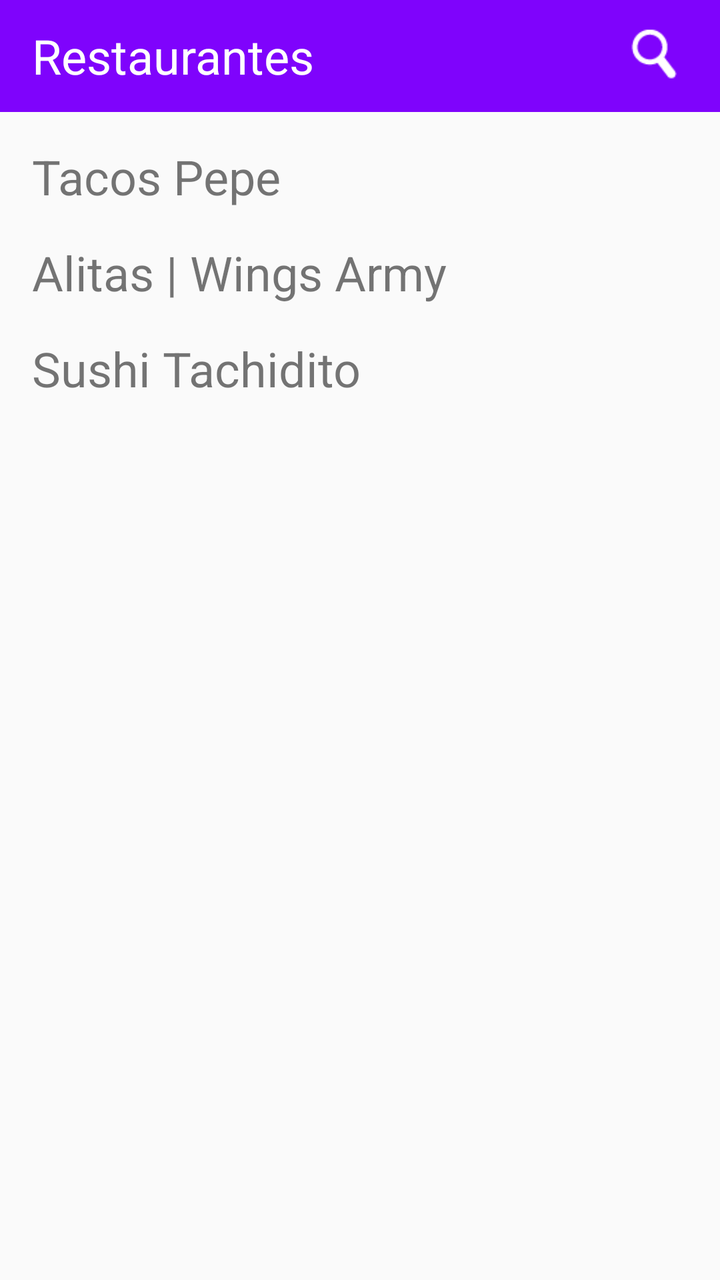
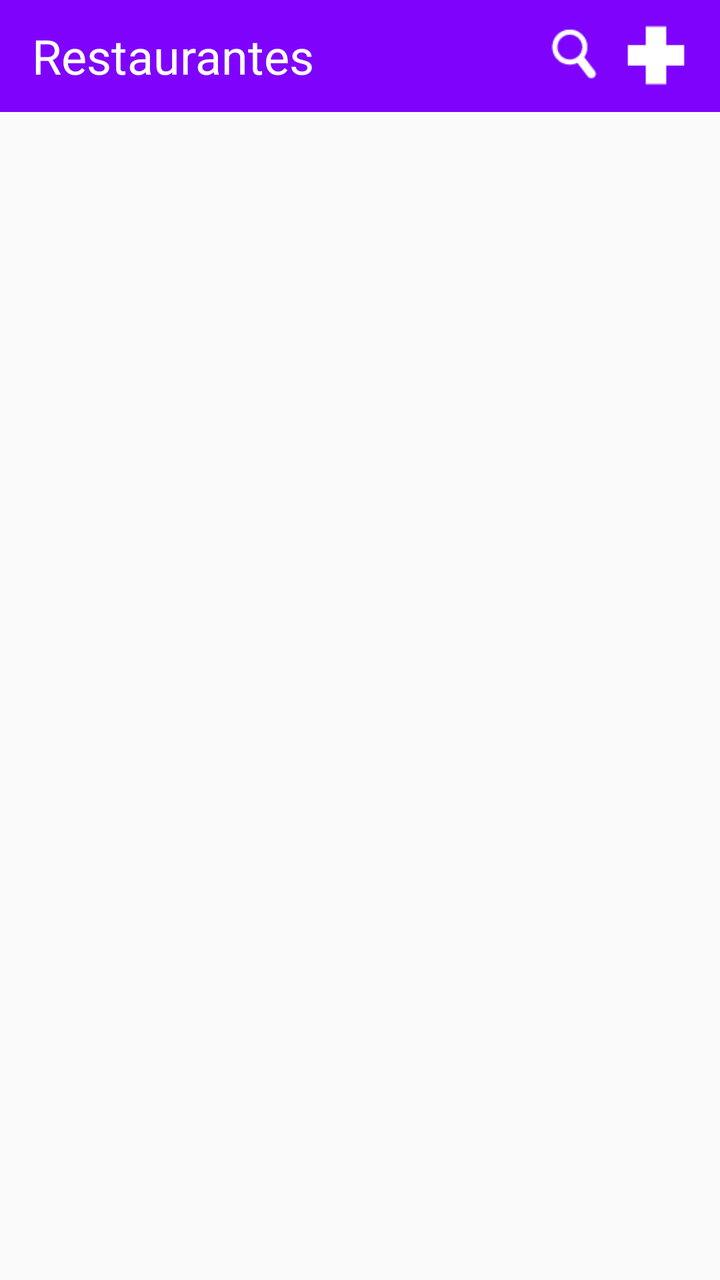

Before-and-after screenshots of an Android layout around one commit, followed by the original layout XML and the change that was made.
<!-- AndroidManifest.xml: application theme Theme.RestaurantApp -->
<!-- res/layout/activity_main.xml -->
<?xml version="1.0" encoding="utf-8"?>
<androidx.constraintlayout.widget.ConstraintLayout
    xmlns:android="http://schemas.android.com/apk/res/android"
    xmlns:app="http://schemas.android.com/apk/res-auto"
    xmlns:tools="http://schemas.android.com/tools"
    android:layout_width="match_parent"
    android:layout_height="match_parent"
    tools:context=".MainActivity">

    <include
        android:id="@+id/toolbar"
        android:layout_width="match_parent"
        android:layout_height="wrap_content"
        layout="@layout/toolbar"
        />

    <TextView
        android:id="@+id/restaurantea"
        android:layout_width="370dp"
        android:layout_height="wrap_content"
        android:layout_marginStart="16dp"
        android:layout_marginTop="72dp"
        android:clickable="true"
        android:onClick="onGoToRestauranteA"
        android:text="@string/restaurante_a_title"
        android:textSize="24sp"
        app:layout_constraintStart_toStartOf="parent"
        app:layout_constraintTop_toTopOf="parent" />

    <TextView
        android:id="@+id/restauranteb"
        android:layout_width="370dp"
        android:layout_height="wrap_content"
        android:layout_marginStart="16dp"
        android:layout_marginTop="120dp"
        android:clickable="true"
        android:onClick="onGoToRestauranteB"
        android:text="@string/restaurante_b_title"
        android:textSize="24sp"
        app:layout_constraintStart_toStartOf="parent"
        app:layout_constraintTop_toTopOf="parent" />

    <TextView
        android:id="@+id/restaurantec"
        android:layout_width="370dp"
        android:layout_height="wrap_content"
        android:layout_marginStart="16dp"
        android:layout_marginTop="168dp"
        android:clickable="true"
        android:onClick="onGoToRestauranteC"
        android:text="@string/restaurante_c_title"
        android:textSize="24sp"
        app:layout_constraintStart_toStartOf="parent"
        app:layout_constraintTop_toTopOf="parent" />

</androidx.constraintlayout.widget.ConstraintLayout>
<!-- res/layout/toolbar.xml (included above) -->
<?xml version="1.0" encoding="utf-8"?>
<androidx.appcompat.widget.Toolbar xmlns:android="http://schemas.android.com/apk/res/android"
    xmlns:app="http://schemas.android.com/apk/res-auto"
    android:id="@+id/toolbar"
    android:layout_width="match_parent"
    android:layout_height="wrap_content"
    android:background="#7f03fc">

    <LinearLayout
        android:layout_width="match_parent"
        android:layout_height="wrap_content"
        android:gravity="center_vertical"
        android:orientation="horizontal"
        android:paddingEnd="16dp">

        <TextView
            android:id="@+id/toolbar_title"
            android:layout_width="0dp"
            android:layout_height="wrap_content"
            android:layout_weight="1"
            android:text="@string/mainActivityTitle"
            android:textColor="#fff"
            android:textSize="24sp" />

        <EditText
            android:id="@+id/search_edit_text"
            android:layout_width="0dp"
            android:layout_height="wrap_content"
            android:layout_weight="1"
            android:background="#00FFFFFF"
            android:hint="Buscar..."
            android:imeOptions="actionSearch"
            android:inputType="text"
            android:textColor="#fff"
            android:textColorHint="#ccc"
            android:visibility="gone" />

        <ImageButton
            android:id="@+id/btn_search"
            android:layout_width="32dp"
            android:layout_height="32dp"
            android:layout_marginStart="8dp"
            android:background="#00FFFFFF"
            android:scaleType="fitCenter"
            android:src="@drawable/ic_lupa_search" />


    </LinearLayout>

</androidx.appcompat.widget.Toolbar>
<!-- resources referenced by this layout -->
<resources>
  <!-- drawable ic_lupa_search: png bitmap (drawable, 679 bytes) -->
  <string name="mainActivityTitle">Restaurantes</string>
  <string name="restaurante_a_title">Tacos Pepe</string>
  <string name="restaurante_b_title">Alitas | Wings Army</string>
  <string name="restaurante_c_title">Sushi Tachidito</string>
  <style name="Theme.RestaurantApp" parent="Theme.AppCompat.Light.NoActionBar">
          
          <item name="colorPrimary">@color/purple_500</item>
          <item name="colorPrimaryVariant">@color/purple_700</item>
          <item name="colorOnPrimary">@color/white</item>
          
          <item name="colorSecondary">@color/teal_200</item>
          <item name="colorSecondaryVariant">@color/teal_700</item>
          <item name="colorOnSecondary">@color/black</item>
          
          <item name="android:statusBarColor">?attr/colorPrimaryVariant</item>
          
      </style>
  <color name="purple_500">#FF6200EE</color>
  <color name="purple_700">#FF3700B3</color>
  <color name="white">#FFFFFFFF</color>
  <color name="teal_200">#FF03DAC5</color>
  <color name="teal_700">#FF018786</color>
  <color name="black">#FF000000</color>
</resources>

<!-- the commit's change to res/layout/activity_main.xml (unified diff, before → after) -->
@@ -1,59 +1,33 @@
 <?xml version="1.0" encoding="utf-8"?>
-<androidx.constraintlayout.widget.ConstraintLayout
+<LinearLayout
     xmlns:android="http://schemas.android.com/apk/res/android"
     xmlns:app="http://schemas.android.com/apk/res-auto"
     xmlns:tools="http://schemas.android.com/tools"
     android:layout_width="match_parent"
     android:layout_height="match_parent"
+    android:orientation="vertical"
     tools:context=".MainActivity">
 
     <include
         android:id="@+id/toolbar"
         android:layout_width="match_parent"
         android:layout_height="wrap_content"
-        layout="@layout/toolbar"
-        />
+        layout="@layout/toolbar" />
 
-    <TextView
-        android:id="@+id/restaurantea"
-        android:layout_width="370dp"
-        android:layout_height="wrap_content"
-        android:layout_marginStart="16dp"
-        android:layout_marginTop="72dp"
-        android:clickable="true"
-        android:onClick="onGoToRestauranteA"
-        android:text="@string/restaurante_a_title"
-        android:textSize="24sp"
-        app:layout_constraintStart_toStartOf="parent"
-        app:layout_constraintTop_toTopOf="parent" />
+    <ScrollView
+        android:layout_width="match_parent"
+        android:layout_height="match_parent"
+        android:padding="16dp">
 
-    <TextView
-        android:id="@+id/restauranteb"
-        android:layout_width="370dp"
-        android:layout_height="wrap_content"
-        android:layout_marginStart="16dp"
-        android:layout_marginTop="120dp"
-        android:clickable="true"
-        android:onClick="onGoToRestauranteB"
-        android:text="@string/restaurante_b_title"
-        android:textSize="24sp"
-        app:layout_constraintStart_toStartOf="parent"
-        app:layout_constraintTop_toTopOf="parent" />
+        <LinearLayout
+            android:id="@+id/restaurant_list_container"
+            android:layout_width="match_parent"
+            android:layout_height="wrap_content"
+            android:orientation="vertical" />
 
-    <TextView
-        android:id="@+id/restaurantec"
-        android:layout_width="370dp"
-        android:layout_height="wrap_content"
-        android:layout_marginStart="16dp"
-        android:layout_marginTop="168dp"
-        android:clickable="true"
-        android:onClick="onGoToRestauranteC"
-        android:text="@string/restaurante_c_title"
-        android:textSize="24sp"
-        app:layout_constraintStart_toStartOf="parent"
-        app:layout_constraintTop_toTopOf="parent" />
+    </ScrollView>
 
-</androidx.constraintlayout.widget.ConstraintLayout>
+</LinearLayout>
 <!-- res/layout/toolbar.xml (included above) -->
 <?xml version="1.0" encoding="utf-8"?>
 <androidx.appcompat.widget.Toolbar xmlns:android="http://schemas.android.com/apk/res/android"
@@ -66,8 +40,8 @@
     <LinearLayout
         android:layout_width="match_parent"
         android:layout_height="wrap_content"
+        android:orientation="horizontal"
         android:gravity="center_vertical"
-        android:orientation="horizontal"
         android:paddingEnd="16dp">
 
         <TextView
@@ -84,13 +58,13 @@
             android:layout_width="0dp"
             android:layout_height="wrap_content"
             android:layout_weight="1"
-            android:background="#00FFFFFF"
             android:hint="Buscar..."
-            android:imeOptions="actionSearch"
-            android:inputType="text"
             android:textColor="#fff"
             android:textColorHint="#ccc"
-            android:visibility="gone" />
+            android:background="#00FFFFFF"
+            android:visibility="gone"
+            android:imeOptions="actionSearch"
+            android:inputType="text" />
 
         <ImageButton
             android:id="@+id/btn_search"
@@ -101,6 +75,14 @@
             android:scaleType="fitCenter"
             android:src="@drawable/ic_lupa_search" />
 
+        <ImageButton
+            android:id="@+id/btn_plus"
+            android:layout_width="32dp"
+            android:layout_height="32dp"
+            android:layout_marginStart="8dp"
+            android:background="#00FFFFFF"
+            android:scaleType="fitCenter"
+            android:src="@drawable/ic_plus" />
 
     </LinearLayout>
 
<!-- resource entries referenced after the edit -->
@@ -1,10 +1,8 @@
 <!-- resources referenced by this layout -->
 <resources>
   <!-- drawable ic_lupa_search: png bitmap (drawable, 679 bytes) -->
+  <!-- drawable ic_plus: png bitmap (drawable, 218 bytes) -->
   <string name="mainActivityTitle">Restaurantes</string>
-  <string name="restaurante_a_title">Tacos Pepe</string>
-  <string name="restaurante_b_title">Alitas | Wings Army</string>
-  <string name="restaurante_c_title">Sushi Tachidito</string>
   <style name="Theme.RestaurantApp" parent="Theme.AppCompat.Light.NoActionBar">
           
           <item name="colorPrimary">@color/purple_500</item>
